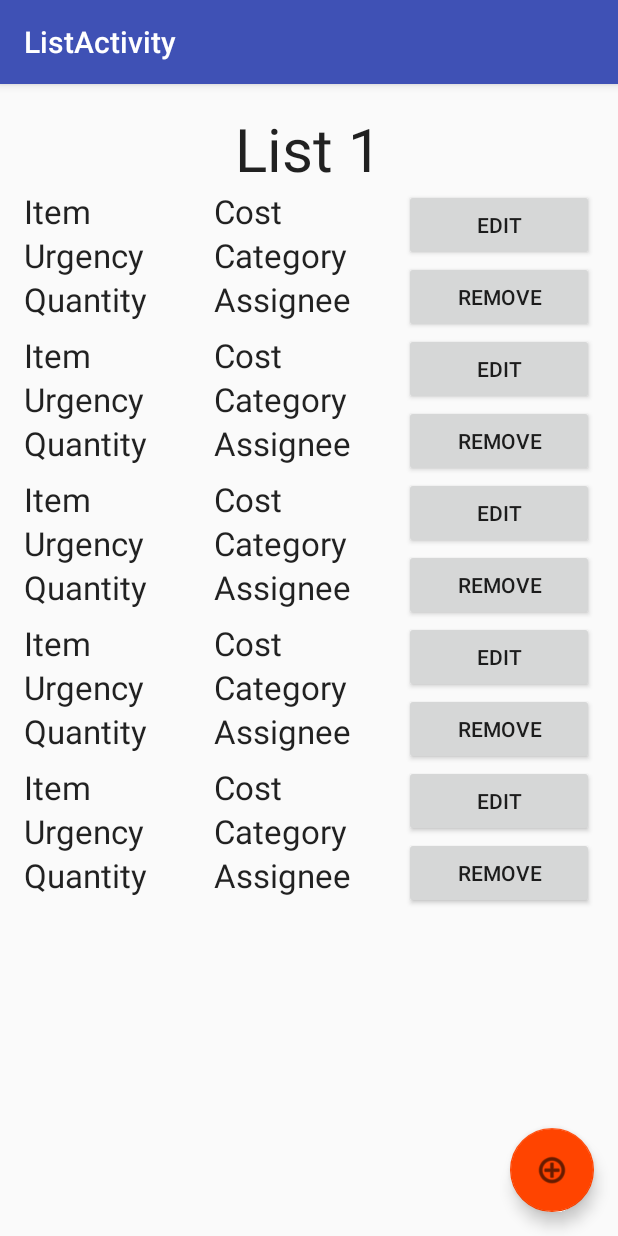
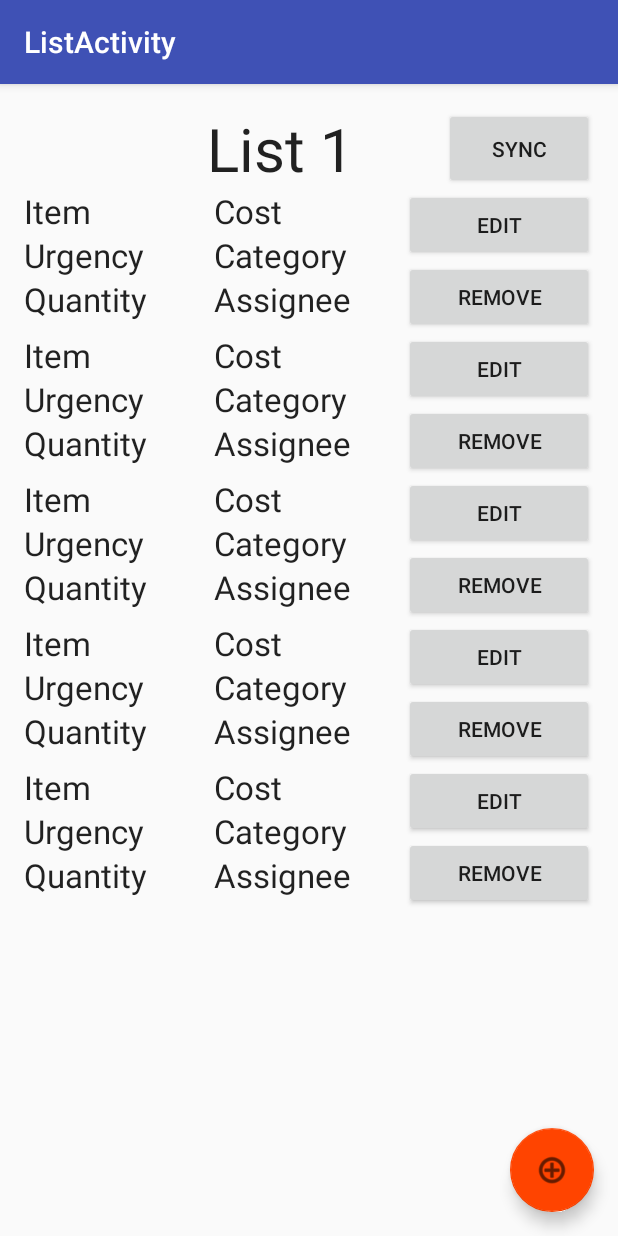
Before and after one commit to mitchellnau/android-ibuy, an Android app: the ListActivity screen opened directly, with no data from a screen before it, on a phone screen of 412 x 824 dp. Run offline under Robolectric (Android 15) with nearby library versions, the phone set to English and light mode, and no system bars.

Commit message:
updated list activity layout

```diff
--- a/Hewitt_M_Saunders_K_iBuy/app/src/main/res/layout/content_list.xml
+++ b/Hewitt_M_Saunders_K_iBuy/app/src/main/res/layout/content_list.xml
@@ -12,15 +12,39 @@
     tools:context="com.example.cs399.hewitt_m_saunders_k_ibuy.ListActivity"
     tools:showIn="@layout/activity_list">
 
-    <TextView
-        android:layout_width="wrap_content"
+    <LinearLayout
+        android:orientation="horizontal"
+        android:layout_width="fill_parent"
         android:layout_height="wrap_content"
-        android:textAppearance="?android:attr/textAppearanceLarge"
-        android:text="List 1"
-        android:id="@+id/textView4"
-        android:layout_alignParentTop="true"
-        android:layout_centerHorizontal="true"
-        android:textSize="40dp" />
+        android:id="@+id/linearLayout5" >
+
+        <TextView
+            android:layout_width="fill_parent"
+            android:layout_height="wrap_content"
+            android:textAppearance="?android:attr/textAppearanceLarge"
+            android:text="List 1"
+            android:id="@+id/textView50"
+            android:textSize="40dp"
+            android:layout_alignParentTop="true"
+            android:layout_centerHorizontal="true"
+            android:layout_weight="1"
+            android:gravity="right" />
+
+        <Space
+            android:layout_width="fill_parent"
+            android:layout_height="match_parent"
+            android:layout_weight="2" />
+
+        <Button
+            android:layout_width="fill_parent"
+            android:layout_height="fill_parent"
+            android:text="Sync"
+            android:id="@+id/button18"
+            android:layout_alignParentBottom="true"
+            android:layout_alignRight="@+id/scrollView"
+            android:layout_alignEnd="@+id/scrollView"
+            android:layout_weight="1.75" />
+    </LinearLayout>
 
     <ScrollView
         android:layout_width="fill_parent"
@@ -31,7 +55,7 @@
         android:layout_alignParentEnd="true"
         android:layout_alignParentLeft="true"
         android:layout_alignParentStart="true"
-        android:layout_below="@+id/textView4" >
+        android:layout_below="@+id/linearLayout5">
 
         <LinearLayout
             android:orientation="vertical"
```
